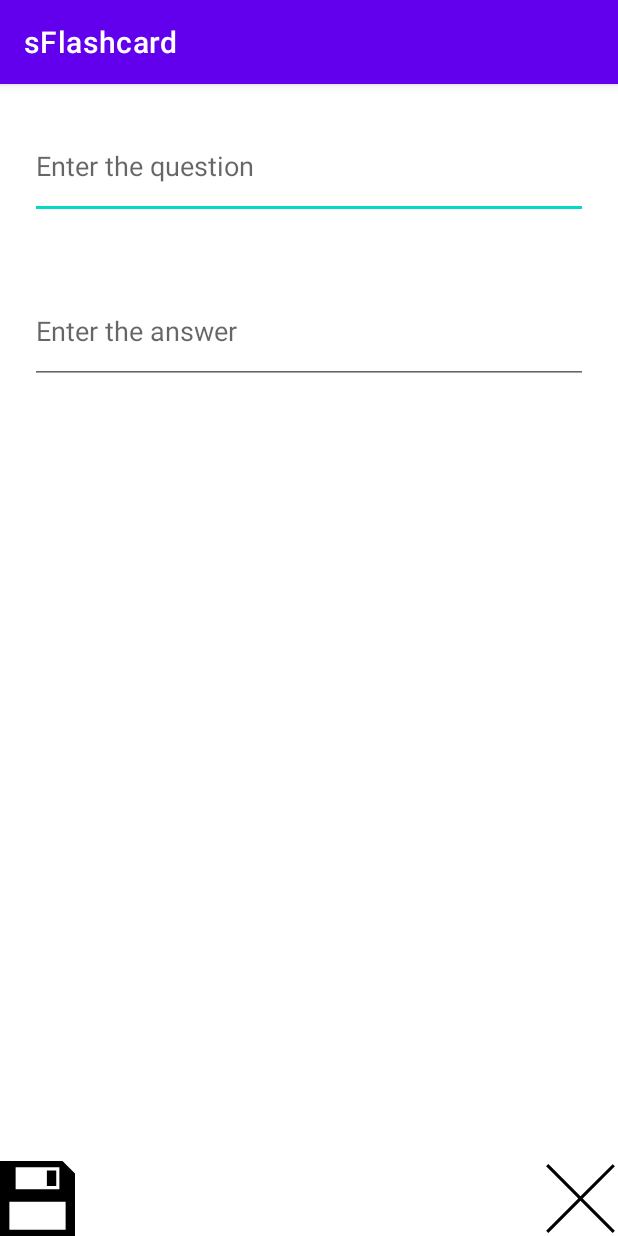
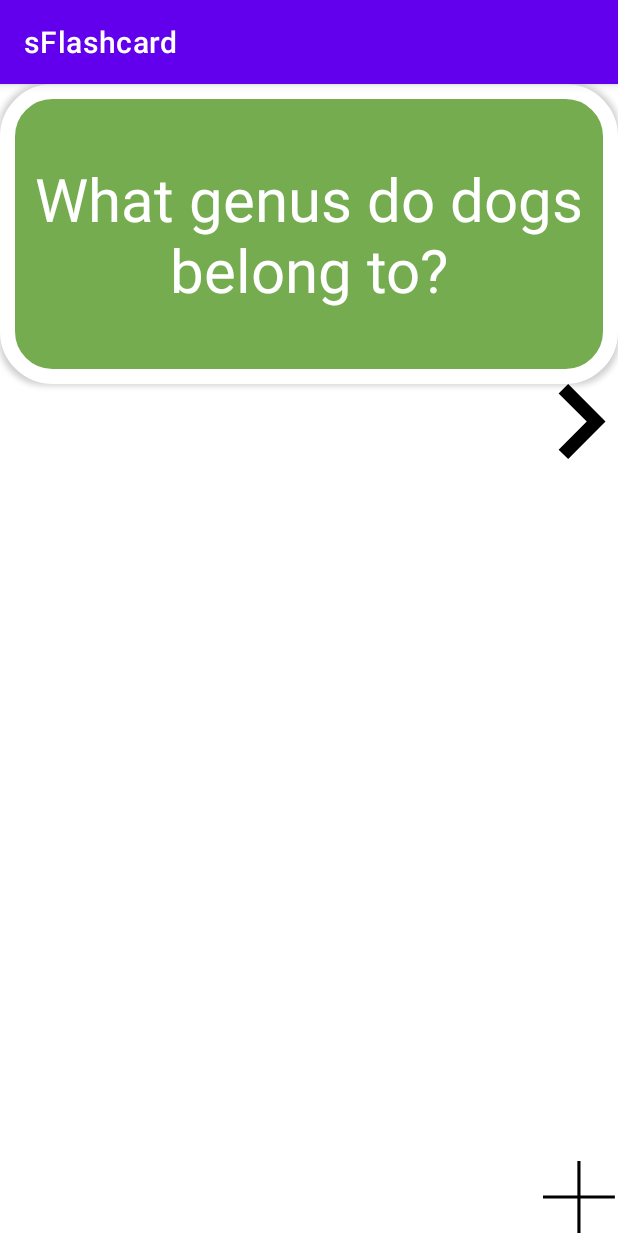
Before and after one commit to sam-24-bot/sFlashcard, an Android app: the screen it shows after launch (AddCardActivity before the commit, MainActivity after it), on a phone screen of 412 x 824 dp. Run offline under Robolectric (Android 15) with nearby library versions, the phone set to English and light mode, and no system bars; our stand-ins replace Room's generated code.

Commit message:
seventh commit

```diff
--- a/app/src/main/java/com/example/sflashcard/MainActivity.java
+++ b/app/src/main/java/com/example/sflashcard/MainActivity.java
@@ -64,12 +64,6 @@ public class MainActivity extends AppCompatActivity {
 
         });
 
-        Intent intent = new Intent(MainActivity.this, AddCardActivity.class);
-        intent.putExtra("question", " ");
-        intent.putExtra("answer", " ");
-        MainActivity.this.startActivityForResult(intent, 100);
-
-
 
         findViewById(R.id.next_icon).setOnClickListener(new View.OnClickListener() {
             @Override
```
